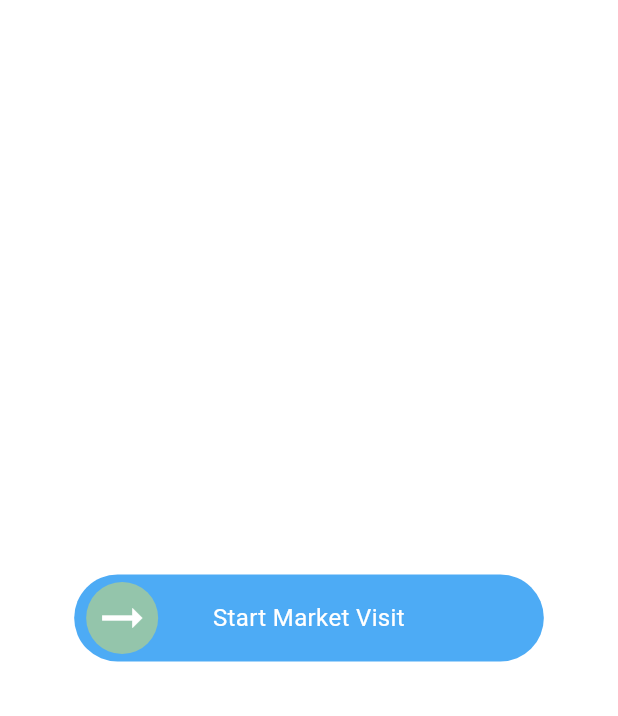
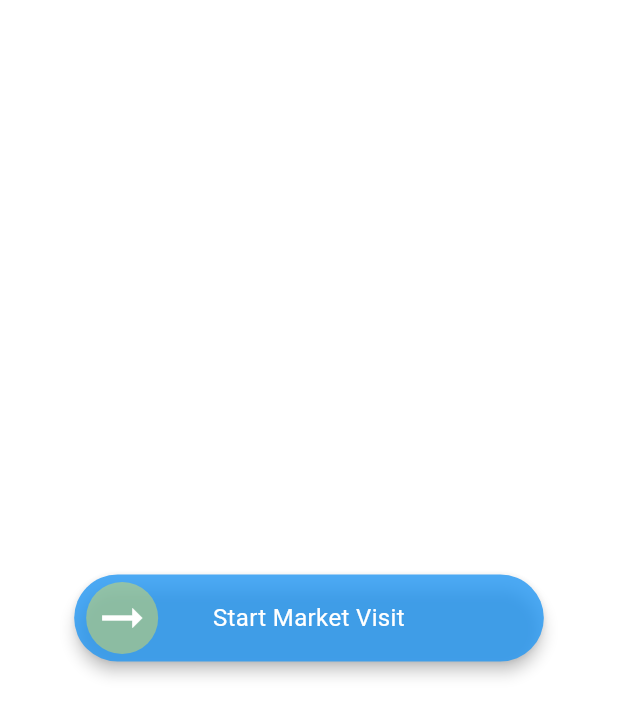
Before and after one commit to EusufUddin8926/slider_state, a Flutter app: the screen it shows after launch, on a phone screen of 412 x 824 dp. Shown: the top 716 px of the screen. Run offline on Flutter 3.47's test engine with Material 3 defaults, Android fonts, the phone set to English and light mode, and no system bars.

Commit message:
right issue fixed

```diff
--- a/lib/main.dart
+++ b/lib/main.dart
@@ -38,7 +38,7 @@ class _HomePageState extends State<HomePage> {
             text: 'Start Market Visit',
             textStyle: const TextStyle(color: Colors.white, fontSize: 16),
             innerColor: Colors.yellow.withOpacity(0.4),
-            elevation: 0,
+            elevation: 4,
             height: 58,
             enabled: !isLoading,
             outerColor: Colors.blue.withOpacity(0.8),
--- a/lib/slider.dart
+++ b/lib/slider.dart
@@ -332,7 +332,7 @@ class SlideActionState extends State<SlideAction> with TickerProviderStateMixin
       final RenderBox sliderBox = _sliderKey.currentContext!.findRenderObject() as RenderBox;
       final sliderWidth = sliderBox.size.width;
 
-      _maxDx = _containerWidth! - (sliderWidth / 2) - 40 - widget.sliderButtonYOffset;
+      _maxDx = _containerWidth! - (sliderWidth / 2) - 34 - widget.sliderButtonYOffset;
     });
   }
 
```
